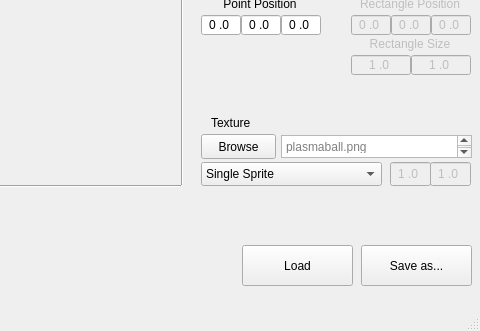
Qt form TA_ParticleEditor/TA_ParticleEditor/particleeditor.ui (Stureplan/TA_ParticleEditor) before a commit; both pictures show x 469 to 949 and y 322 to 653 of the 949 by 653 pixel window.
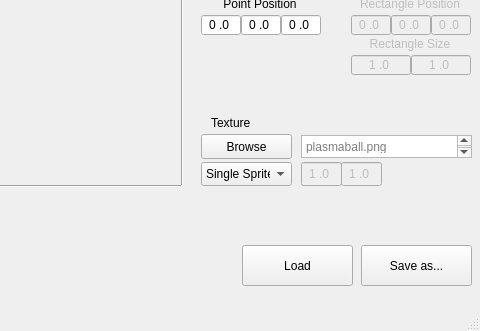
The same form after that commit. Custom widgets are drawn as their Qt base class.

Diff of the .ui file:
```diff
--- a/TA_ParticleEditor/TA_ParticleEditor/particleeditor.ui
+++ b/TA_ParticleEditor/TA_ParticleEditor/particleeditor.ui
@@ -105,7 +105,7 @@
      <rect>
       <x>670</x>
       <y>439</y>
-      <width>75</width>
+      <width>91</width>
       <height>25</height>
      </rect>
     </property>
@@ -180,9 +180,9 @@
    <widget class="QTextBrowser" name="textBrowser">
     <property name="geometry">
      <rect>
-      <x>750</x>
+      <x>770</x>
       <y>440</y>
-      <width>191</width>
+      <width>171</width>
       <height>23</height>
      </rect>
     </property>
@@ -970,7 +970,7 @@
      <rect>
       <x>670</x>
       <y>467</y>
-      <width>181</width>
+      <width>91</width>
       <height>24</height>
      </rect>
     </property>
@@ -997,7 +997,7 @@
     </property>
     <property name="geometry">
      <rect>
-      <x>859</x>
+      <x>770</x>
       <y>467</y>
       <width>81</width>
       <height>24</height>
```
